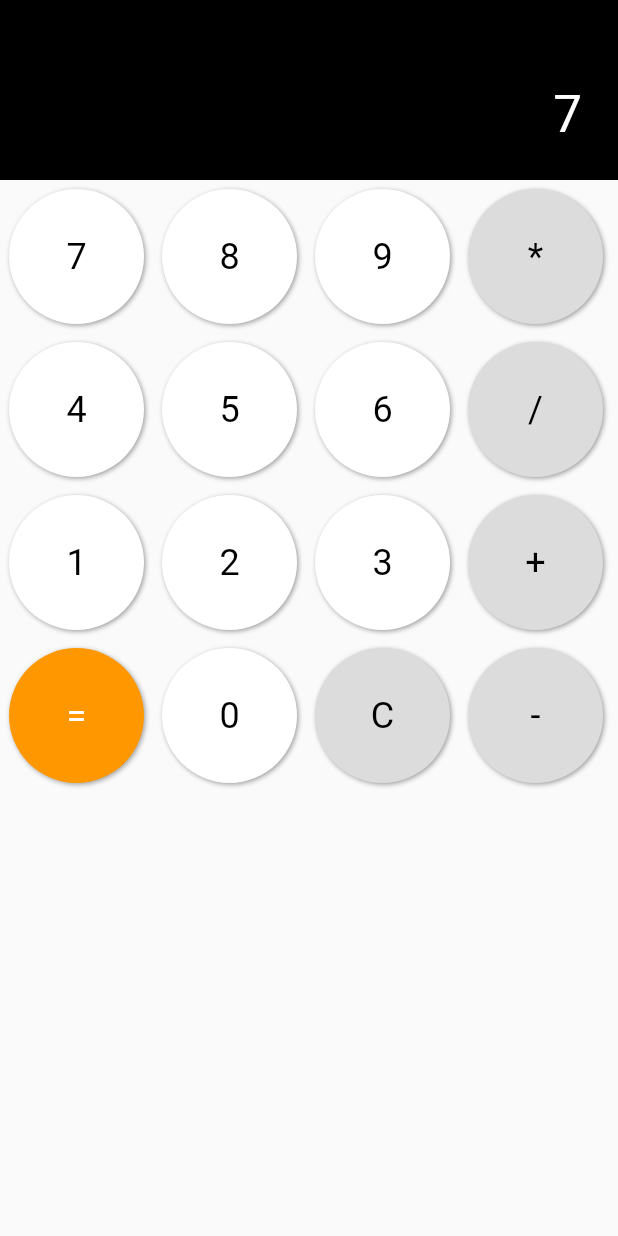
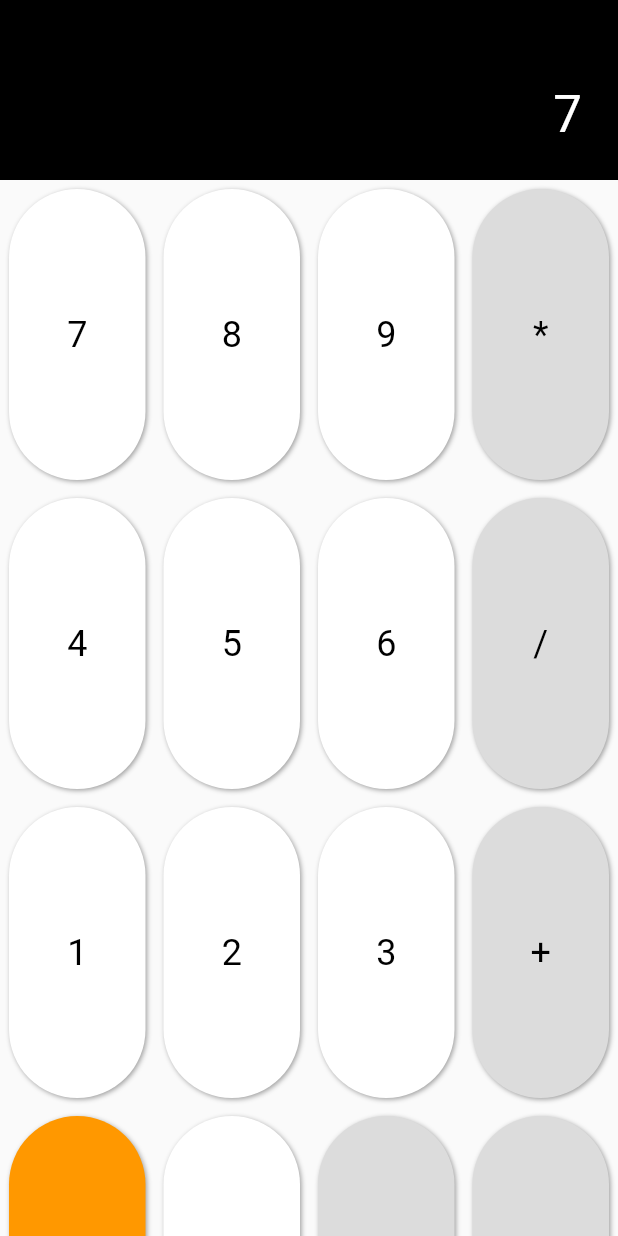
Before and after one commit to newtykip/flutter-calculator, a Flutter app: the screen it shows after launch, after a tap on an icon or button, on a phone screen of 412 x 824 dp. Run offline on Flutter 3.47's test engine with Material 2 defaults, Android fonts, the phone set to English and light mode, and no system bars.

Commit message:
Scale buttons better and add build workflow

```diff
--- a/lib/button.dart
+++ b/lib/button.dart
@@ -4,13 +4,15 @@ class CalculatorButton extends StatelessWidget {
   CalculatorButton(
       {required this.label,
       required this.onTap,
-      required this.size,
+      required this.width,
+      required this.height,
       this.backgroundColour = Colors.white,
       this.labelColour = Colors.black});
 
   final String label;
   final VoidCallback onTap;
-  final double size;
+  final double width;
+  final double height;
   final Color backgroundColour;
   final Color labelColour;
 
@@ -19,31 +21,22 @@ class CalculatorButton extends StatelessWidget {
     return Padding(
         padding: EdgeInsets.all(6),
         child: Ink(
-          width: size,
-          height: size,
+          width: width,
+          height: height,
           decoration: BoxDecoration(
               boxShadow: [
                 BoxShadow(
                     color: Colors.grey, offset: Offset(1, 1), blurRadius: 2),
               ],
-              borderRadius: BorderRadius.all(Radius.circular(size / 2)),
-              color: backgroundColour
-            ),
-            child: InkWell(
+              borderRadius: BorderRadius.all(Radius.circular(width / 2)),
+              color: backgroundColour),
+          child: InkWell(
               customBorder: RoundedRectangleBorder(
-                borderRadius: BorderRadius.all(Radius.circular(size / 2))
-              ),
+                  borderRadius: BorderRadius.all(Radius.circular(width / 2))),
               onTap: onTap,
               child: Center(
-                child: Text(
-                  label,
-                  style: TextStyle(
-                    fontSize: 24,
-                    color: labelColour
-                  )
-                )
-              )
-            ),
+                  child: Text(label,
+                      style: TextStyle(fontSize: 24, color: labelColour)))),
         ));
   }
 }
--- a/lib/calculation.dart
+++ b/lib/calculation.dart
@@ -12,6 +12,8 @@ class _CalculationState extends State<Calculation> {
   int? firstOperand;
   int? secondOperand;
   String? operator;
+  double? width;
+  double? height;
 
   Color operatorColour = const Color.fromRGBO(220, 220, 220, 1);
 
@@ -43,9 +45,17 @@ class _CalculationState extends State<Calculation> {
     return CalculatorButton(
         label: text,
         onTap: onTap,
-        size: 90,
+        width: (width! / 4) - 12,
+        height: (height! / 4) - 12,
         backgroundColour: backgroundColour,
         labelColour: textColour);
+  }
+
+  @override
+  void didChangeDependencies() {
+    width = MediaQuery.of(context).size.width;
+    height = MediaQuery.of(context).size.height;
+    super.didChangeDependencies();
   }
 
   @override
```
Also changed, not shown: 2 other files.
